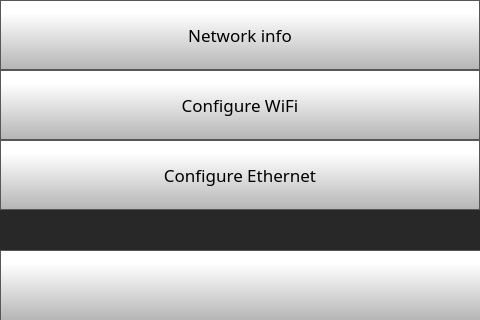
Before: the Qt Designer form octoprint_Julia2018ProDualTouchUI/mainGUI_pro_dual.ui in aharshac/Julia2018ProDualTouchUI, drawn with Qt 5.
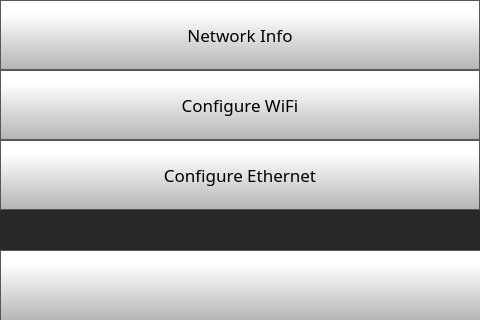
After: the same form once the commit is applied. The open tabs and pages were chosen to show the change. Icons and pictures are not drawn.

Commit message: Config folder, dialogs, styles, network info

The edit to the form file:
```diff
--- a/octoprint_Julia2018ProDualTouchUI/mainGUI_pro_dual.ui
+++ b/octoprint_Julia2018ProDualTouchUI/mainGUI_pro_dual.ui
@@ -3084,7 +3084,7 @@
 }</string>
       </property>
       <property name="text">
-       <string>Network info</string>
+       <string>Network Info</string>
       </property>
       <property name="iconSize">
        <size>
```
Left out of the diff: 2 changed lines with no effect on the pictures. The commit also changes 4 other files.
